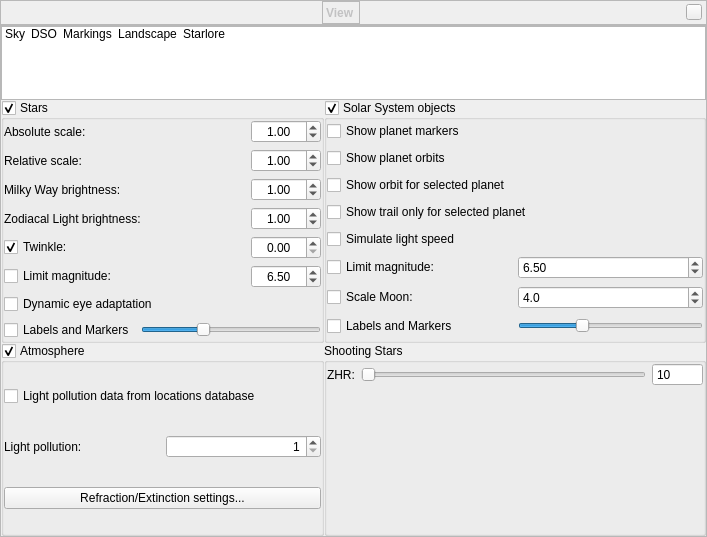
519984307/stellarium_src, file src/gui/viewDialog.ui: the form before one commit.
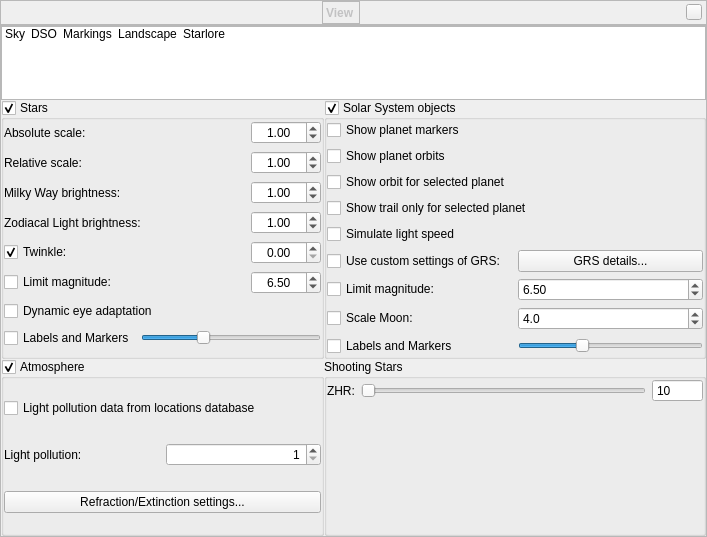
The form after the commit. Icons and pictures are not drawn. Custom widgets are drawn as their Qt base class.

Commit message: Added a tool for fill custom settings of position of Great Red Spot on Jupiter

Patch:
```diff
--- a/src/gui/viewDialog.ui
+++ b/src/gui/viewDialog.ui
@@ -791,6 +791,24 @@
                </property>
               </widget>
              </item>
+             <item>
+              <layout class="QHBoxLayout" name="horizontalLayout_15">
+               <item>
+                <widget class="QCheckBox" name="customGrsSettingsCheckBox">
+                 <property name="text">
+                  <string>Use custom settings of GRS:</string>
+                 </property>
+                </widget>
+               </item>
+               <item>
+                <widget class="QPushButton" name="pushButtonGrsDetails">
+                 <property name="text">
+                  <string>GRS details...</string>
+                 </property>
+                </widget>
+               </item>
+              </layout>
+             </item>
              <item>
               <layout class="QHBoxLayout" name="planetLimMagHorizontalLayout">
                <item>
```
Left out of the diff: 4 changed lines with no effect on the pictures. The commit also changes 11 other files.
